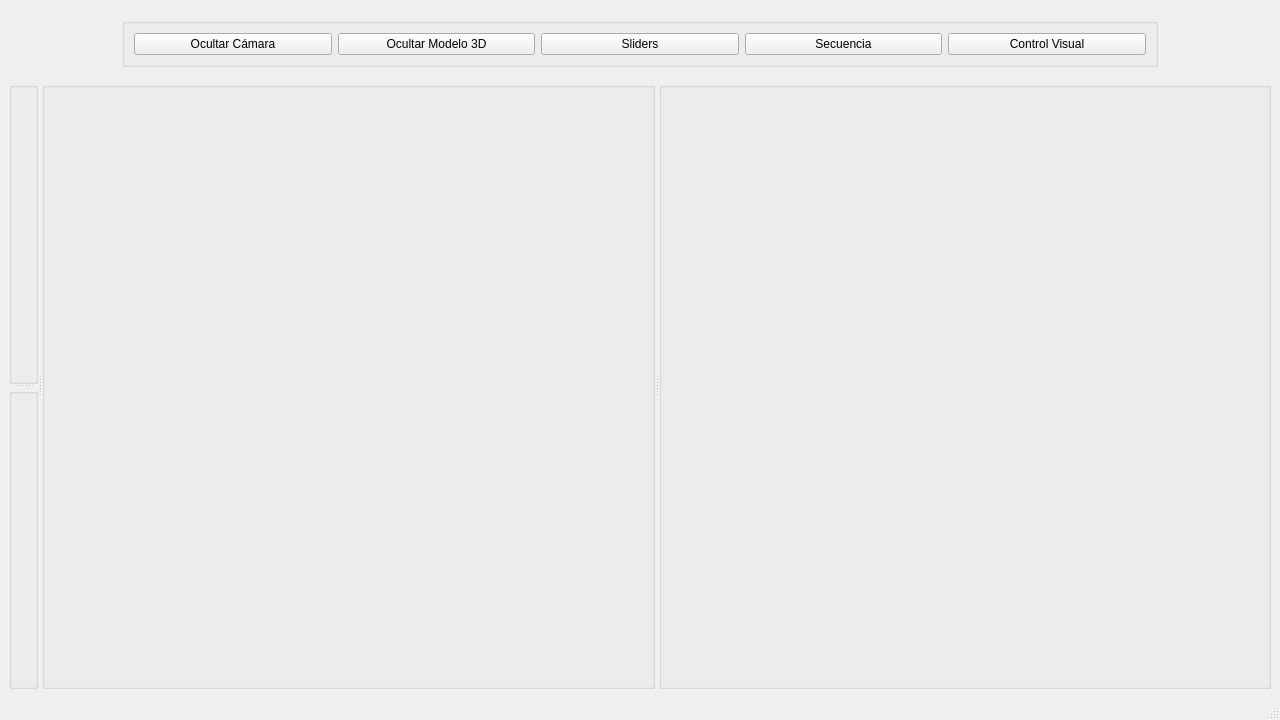
The window that src/gui/app_interface.ui (JhonDVelez/BrazoRobotico) describes before a commit, drawn with Qt 5.
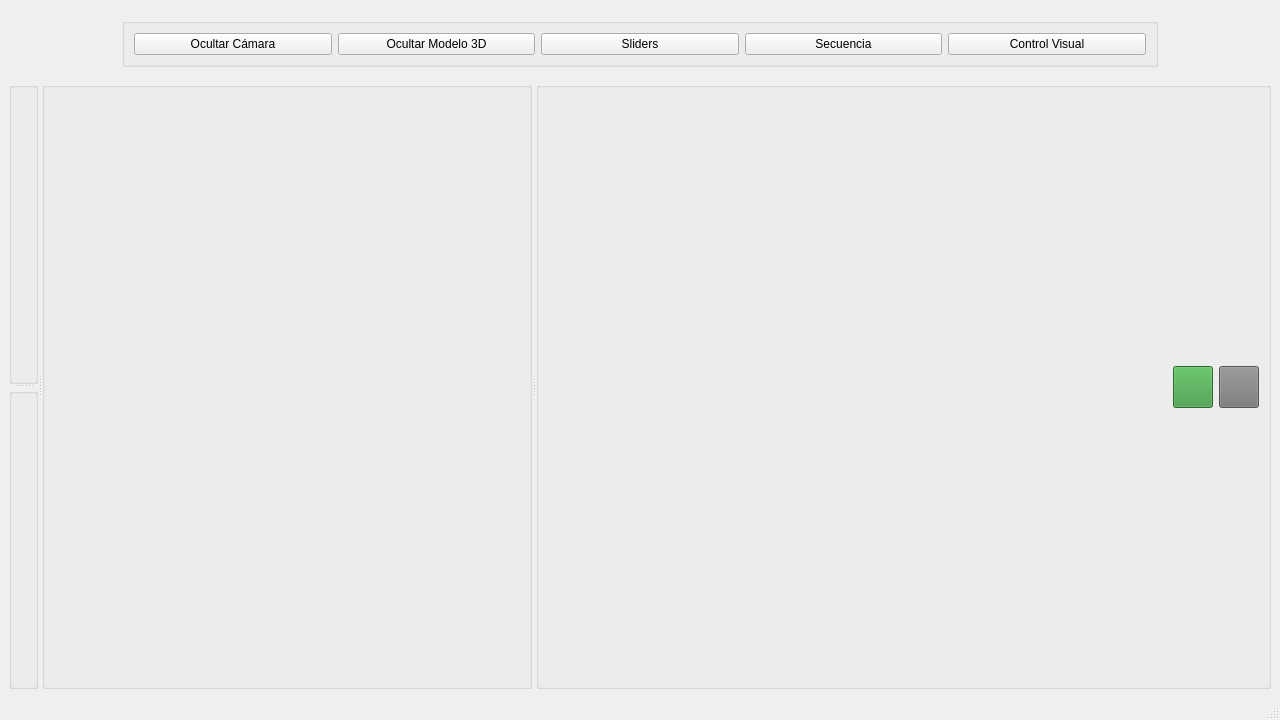
The same window after the commit.

```diff
--- a/src/gui/app_interface.ui
+++ b/src/gui/app_interface.ui
@@ -183,6 +183,1030 @@
          <property name="title">
           <string/>
          </property>
+         <property name="alignment">
+          <set>Qt::AlignmentFlag::AlignBottom|Qt::AlignmentFlag::AlignLeading|Qt::AlignmentFlag::AlignLeft</set>
+         </property>
+         <layout class="QVBoxLayout" name="verticalLayout_2">
+          <property name="spacing">
+           <number>0</number>
+          </property>
+          <property name="leftMargin">
+           <number>0</number>
+          </property>
+          <property name="topMargin">
+           <number>0</number>
+          </property>
+          <property name="rightMargin">
+           <number>0</number>
+          </property>
+          <property name="bottomMargin">
+           <number>0</number>
+          </property>
+          <item>
+           <widget class="QWidget" name="widget" native="true">
+            <layout class="QHBoxLayout" name="horizontalLayout" stretch="1,0,0">
+             <property name="leftMargin">
+              <number>9</number>
+             </property>
+             <property name="topMargin">
+              <number>9</number>
+             </property>
+             <property name="rightMargin">
+              <number>9</number>
+             </property>
+             <property name="bottomMargin">
+              <number>9</number>
+             </property>
+             <item>
+              <spacer name="horizontalSpacer_3">
+               <property name="orientation">
+                <enum>Qt::Orientation::Horizontal</enum>
+               </property>
+               <property name="sizeType">
+                <enum>QSizePolicy::Policy::Preferred</enum>
+               </property>
+               <property name="sizeHint" stdset="0">
+                <size>
+                 <width>40</width>
+                 <height>20</height>
+                </size>
+               </property>
+              </spacer>
+             </item>
+             <item>
+              <widget class="QPushButton" name="start_stop_button">
+               <property name="sizePolicy">
+                <sizepolicy hsizetype="Fixed" vsizetype="Fixed">
+                 <horstretch>0</horstretch>
+                 <verstretch>0</verstretch>
+                </sizepolicy>
+               </property>
+               <property name="maximumSize">
+                <size>
+                 <width>42</width>
+                 <height>42</height>
+                </size>
+               </property>
+               <property name="palette">
+                <palette>
+                 <active>
+                  <colorrole role="WindowText">
+                   <brush brushstyle="SolidPattern">
+                    <color alpha="255">
+                     <red>0</red>
+                     <green>0</green>
+                     <blue>0</blue>
+                    </color>
+                   </brush>
+                  </colorrole>
+                  <colorrole role="Button">
+                   <brush brushstyle="SolidPattern">
+                    <color alpha="255">
+                     <red>59</red>
+                     <green>150</green>
+                     <blue>63</blue>
+                    </color>
+                   </brush>
+                  </colorrole>
+                  <colorrole role="Light">
+                   <brush brushstyle="SolidPattern">
+                    <color alpha="255">
+                     <red>88</red>
+                     <green>225</green>
+                     <blue>95</blue>
+                    </color>
+                   </brush>
+                  </colorrole>
+                  <colorrole role="Midlight">
+                   <brush brushstyle="SolidPattern">
+                    <color alpha="255">
+                     <red>73</red>
+                     <green>187</green>
+                     <blue>79</blue>
+                    </color>
+                   </brush>
+                  </colorrole>
+                  <colorrole role="Dark">
+                   <brush brushstyle="SolidPattern">
+                    <color alpha="255">
+                     <red>29</red>
+                     <green>75</green>
+                     <blue>32</blue>
+                    </color>
+                   </brush>
+                  </colorrole>
+                  <colorrole role="Mid">
+                   <brush brushstyle="SolidPattern">
+                    <color alpha="255">
+                     <red>39</red>
+                     <green>100</green>
+                     <blue>42</blue>
+                    </color>
+                   </brush>
+                  </colorrole>
+                  <colorrole role="Text">
+                   <brush brushstyle="SolidPattern">
+                    <color alpha="255">
+                     <red>0</red>
+                     <green>0</green>
+                     <blue>0</blue>
+                    </color>
+                   </brush>
+                  </colorrole>
+                  <colorrole role="BrightText">
+                   <brush brushstyle="SolidPattern">
+                    <color alpha="255">
+                     <red>255</red>
+                     <green>255</green>
+                     <blue>255</blue>
+                    </color>
+                   </brush>
+                  </colorrole>
+                  <colorrole role="ButtonText">
+                   <brush brushstyle="SolidPattern">
+                    <color alpha="255">
+                     <red>0</red>
+                     <green>0</green>
+                     <blue>0</blue>
+                    </color>
+                   </brush>
+                  </colorrole>
+                  <colorrole role="Base">
+                   <brush brushstyle="SolidPattern">
+                    <color alpha="255">
+                     <red>255</red>
+                     <green>255</green>
+                     <blue>255</blue>
+                    </color>
+                   </brush>
+                  </colorrole>
+                  <colorrole role="Window">
+                   <brush brushstyle="SolidPattern">
+                    <color alpha="255">
+                     <red>59</red>
+                     <green>150</green>
+                     <blue>63</blue>
+                    </color>
+                   </brush>
+                  </colorrole>
+                  <colorrole role="Shadow">
+                   <brush brushstyle="SolidPattern">
+                    <color alpha="255">
+                     <red>0</red>
+                     <green>0</green>
+                     <blue>0</blue>
+                    </color>
+                   </brush>
+                  </colorrole>
+                  <colorrole role="AlternateBase">
+                   <brush brushstyle="SolidPattern">
+                    <color alpha="255">
+                     <red>157</red>
+                     <green>202</green>
+                     <blue>159</blue>
+                    </color>
+                   </brush>
+                  </colorrole>
+                  <colorrole role="ToolTipBase">
+                   <brush brushstyle="SolidPattern">
+                    <color alpha="255">
+                     <red>255</red>
+                     <green>255</green>
+                     <blue>220</blue>
+                    </color>
+                   </brush>
+                  </colorrole>
+                  <colorrole role="ToolTipText">
+                   <brush brushstyle="SolidPattern">
+                    <color alpha="255">
+                     <red>0</red>
+                     <green>0</green>
+                     <blue>0</blue>
+                    </color>
+                   </brush>
+                  </colorrole>
+                  <colorrole role="PlaceholderText">
+                   <brush brushstyle="SolidPattern">
+                    <color alpha="127">
+                     <red>0</red>
+                     <green>0</green>
+                     <blue>0</blue>
+                    </color>
+                   </brush>
+                  </colorrole>
+                  <colorrole role="Accent">
+                   <brush brushstyle="SolidPattern">
+                    <color alpha="255">
+                     <red>255</red>
+                     <green>255</green>
+                     <blue>255</blue>
+                    </color>
+                   </brush>
+                  </colorrole>
+                 </active>
+                 <inactive>
+                  <colorrole role="WindowText">
+                   <brush brushstyle="SolidPattern">
+                    <color alpha="255">
+                     <red>0</red>
+                     <green>0</green>
+                     <blue>0</blue>
+                    </color>
+                   </brush>
+                  </colorrole>
+                  <colorrole role="Button">
+                   <brush brushstyle="SolidPattern">
+                    <color alpha="255">
+                     <red>59</red>
+                     <green>150</green>
+                     <blue>63</blue>
+                    </color>
+                   </brush>
+                  </colorrole>
+                  <colorrole role="Light">
+                   <brush brushstyle="SolidPattern">
+                    <color alpha="255">
+                     <red>88</red>
+                     <green>225</green>
+                     <blue>95</blue>
+                    </color>
+                   </brush>
+                  </colorrole>
+                  <colorrole role="Midlight">
+                   <brush brushstyle="SolidPattern">
+                    <color alpha="255">
+                     <red>73</red>
+                     <green>187</green>
+                     <blue>79</blue>
+                    </color>
+                   </brush>
+                  </colorrole>
+                  <colorrole role="Dark">
+                   <brush brushstyle="SolidPattern">
+                    <color alpha="255">
+                     <red>29</red>
+                     <green>75</green>
+                     <blue>32</blue>
+                    </color>
+                   </brush>
+                  </colorrole>
+                  <colorrole role="Mid">
+                   <brush brushstyle="SolidPattern">
+                    <color alpha="255">
+                     <red>39</red>
+                     <green>100</green>
+                     <blue>42</blue>
+                    </color>
+                   </brush>
+                  </colorrole>
+                  <colorrole role="Text">
+                   <brush brushstyle="SolidPattern">
+                    <color alpha="255">
+                     <red>0</red>
+                     <green>0</green>
+                     <blue>0</blue>
+                    </color>
+                   </brush>
+                  </colorrole>
+                  <colorrole role="BrightText">
+                   <brush brushstyle="SolidPattern">
+                    <color alpha="255">
+                     <red>255</red>
+                     <green>255</green>
+                     <blue>255</blue>
+                    </color>
+                   </brush>
+                  </colorrole>
+                  <colorrole role="ButtonText">
+                   <brush brushstyle="SolidPattern">
+                    <color alpha="255">
+                     <red>0</red>
+                     <green>0</green>
+                     <blue>0</blue>
+                    </color>
+                   </brush>
+                  </colorrole>
+                  <colorrole role="Base">
+                   <brush brushstyle="SolidPattern">
+                    <color alpha="255">
+                     <red>255</red>
+                     <green>255</green>
+                     <blue>255</blue>
+                    </color>
+                   </brush>
+                  </colorrole>
+                  <colorrole role="Window">
+                   <brush brushstyle="SolidPattern">
+                    <color alpha="255">
+                     <red>59</red>
+                     <green>150</green>
+                     <blue>63</blue>
+                    </color>
+                   </brush>
+                  </colorrole>
+                  <colorrole role="Shadow">
+                   <brush brushstyle="SolidPattern">
+                    <color alpha="255">
+                     <red>0</red>
+                     <green>0</green>
+                     <blue>0</blue>
+                    </color>
+                   </brush>
+                  </colorrole>
+                  <colorrole role="AlternateBase">
+                   <brush brushstyle="SolidPattern">
+                    <color alpha="255">
+                     <red>157</red>
+                     <green>202</green>
+                     <blue>159</blue>
+                    </color>
+                   </brush>
+                  </colorrole>
+                  <colorrole role="ToolTipBase">
+                   <brush brushstyle="SolidPattern">
+                    <color alpha="255">
+                     <red>255</red>
+                     <green>255</green>
+                     <blue>220</blue>
+                    </color>
+                   </brush>
+                  </colorrole>
+                  <colorrole role="ToolTipText">
+                   <brush brushstyle="SolidPattern">
+                    <color alpha="255">
+                     <red>0</red>
+                     <green>0</green>
+                     <blue>0</blue>
+                    </color>
+                   </brush>
+                  </colorrole>
+                  <colorrole role="PlaceholderText">
+                   <brush brushstyle="SolidPattern">
+                    <color alpha="127">
+                     <red>0</red>
+                     <green>0</green>
+                     <blue>0</blue>
+                    </color>
+                   </brush>
+                  </colorrole>
+                  <colorrole role="Accent">
+                   <brush brushstyle="SolidPattern">
+                    <color alpha="255">
+                     <red>255</red>
+                     <green>255</green>
+                     <blue>255</blue>
+                    </color>
+                   </brush>
+                  </colorrole>
+                 </inactive>
+                 <disabled>
+                  <colorrole role="WindowText">
+                   <brush brushstyle="SolidPattern">
+                    <color alpha="255">
+                     <red>29</red>
+                     <green>75</green>
+                     <blue>32</blue>
+                    </color>
+                   </brush>
+                  </colorrole>
+                  <colorrole role="Button">
+                   <brush brushstyle="SolidPattern">
+                    <color alpha="255">
+                     <red>59</red>
+                     <green>150</green>
+                     <blue>63</blue>
+                    </color>
+                   </brush>
+                  </colorrole>
+                  <colorrole role="Light">
+                   <brush brushstyle="SolidPattern">
+                    <color alpha="255">
+                     <red>88</red>
+                     <green>225</green>
+                     <blue>95</blue>
+                    </color>
+                   </brush>
+                  </colorrole>
+                  <colorrole role="Midlight">
+                   <brush brushstyle="SolidPattern">
+                    <color alpha="255">
+                     <red>73</red>
+                     <green>187</green>
+                     <blue>79</blue>
+                    </color>
+                   </brush>
+                  </colorrole>
+                  <colorrole role="Dark">
+                   <brush brushstyle="SolidPattern">
+                    <color alpha="255">
+                     <red>29</red>
+                     <green>75</green>
+                     <blue>32</blue>
+                    </color>
+                   </brush>
+                  </colorrole>
+                  <colorrole role="Mid">
+                   <brush brushstyle="SolidPattern">
+                    <color alpha="255">
+                     <red>39</red>
+                     <green>100</green>
+                     <blue>42</blue>
+                    </color>
+                   </brush>
+                  </colorrole>
+                  <colorrole role="Text">
+                   <brush brushstyle="SolidPattern">
+                    <color alpha="255">
+                     <red>29</red>
+                     <green>75</green>
+                     <blue>32</blue>
+                    </color>
+                   </brush>
+                  </colorrole>
+                  <colorrole role="BrightText">
+                   <brush brushstyle="SolidPattern">
+                    <color alpha="255">
+                     <red>255</red>
+                     <green>255</green>
+                     <blue>255</blue>
+                    </color>
+                   </brush>
+                  </colorrole>
+                  <colorrole role="ButtonText">
+                   <brush brushstyle="SolidPattern">
+                    <color alpha="255">
+                     <red>29</red>
+                     <green>75</green>
+                     <blue>32</blue>
+                    </color>
+                   </brush>
+                  </colorrole>
+                  <colorrole role="Base">
+                   <brush brushstyle="SolidPattern">
+                    <color alpha="255">
+                     <red>59</red>
+                     <green>150</green>
+                     <blue>63</blue>
+                    </color>
+                   </brush>
+                  </colorrole>
+                  <colorrole role="Window">
+                   <brush brushstyle="SolidPattern">
+                    <color alpha="255">
+                     <red>59</red>
+                     <green>150</green>
+                     <blue>63</blue>
+                    </color>
+                   </brush>
+                  </colorrole>
+                  <colorrole role="Shadow">
+                   <brush brushstyle="SolidPattern">
+                    <color alpha="255">
+                     <red>0</red>
+                     <green>0</green>
+                     <blue>0</blue>
+                    </color>
+                   </brush>
+                  </colorrole>
+                  <colorrole role="AlternateBase">
+                   <brush brushstyle="SolidPattern">
+                    <color alpha="255">
+                     <red>59</red>
+                     <green>150</green>
+                     <blue>63</blue>
+                    </color>
+                   </brush>
+                  </colorrole>
+                  <colorrole role="ToolTipBase">
+                   <brush brushstyle="SolidPattern">
+                    <color alpha="255">
+                     <red>255</red>
+                     <green>255</green>
+                     <blue>220</blue>
+                    </color>
+                   </brush>
+                  </colorrole>
+                  <colorrole role="ToolTipText">
+                   <brush brushstyle="SolidPattern">
+                    <color alpha="255">
+                     <red>0</red>
+                     <green>0</green>
+                     <blue>0</blue>
+                    </color>
+                   </brush>
+                  </colorrole>
+                  <colorrole role="PlaceholderText">
+                   <brush brushstyle="SolidPattern">
+                    <color alpha="127">
+                     <red>29</red>
+                     <green>75</green>
+                     <blue>32</blue>
+                    </color>
+                   </brush>
+                  </colorrole>
+                  <colorrole role="Accent">
+                   <brush brushstyle="SolidPattern">
+                    <color alpha="255">
+                     <red>77</red>
+                     <green>195</green>
+                     <blue>82</blue>
+                    </color>
+                   </brush>
+                  </colorrole>
+                 </disabled>
+                </palette>
+               </property>
+              </widget>
+             </item>
+             <item>
+              <widget class="QPushButton" name="reset_button">
+               <property name="sizePolicy">
+                <sizepolicy hsizetype="Fixed" vsizetype="Fixed">
+                 <horstretch>0</horstretch>
+                 <verstretch>0</verstretch>
+                </sizepolicy>
+               </property>
+               <property name="maximumSize">
+                <size>
+                 <width>42</width>
+                 <height>42</height>
+                </size>
+               </property>
+               <property name="palette">
+                <palette>
+                 <active>
+                  <colorrole role="WindowText">
+                   <brush brushstyle="SolidPattern">
+                    <color alpha="255">
+                     <red>255</red>
+                     <green>255</green>
+                     <blue>255</blue>
+                    </color>
+                   </brush>
+                  </colorrole>
+                  <colorrole role="Button">
+                   <brush brushstyle="SolidPattern">
+                    <color alpha="255">
+                     <red>119</red>
+                     <green>119</green>
+                     <blue>119</blue>
+                    </color>
+                   </brush>
+                  </colorrole>
+                  <colorrole role="Light">
+                   <brush brushstyle="SolidPattern">
+                    <color alpha="255">
+                     <red>178</red>
+                     <green>178</green>
+                     <blue>178</blue>
+                    </color>
+                   </brush>
+                  </colorrole>
+                  <colorrole role="Midlight">
+                   <brush brushstyle="SolidPattern">
+                    <color alpha="255">
+                     <red>148</red>
+                     <green>148</green>
+                     <blue>148</blue>
+                    </color>
+                   </brush>
+                  </colorrole>
+                  <colorrole role="Dark">
+                   <brush brushstyle="SolidPattern">
+                    <color alpha="255">
+                     <red>59</red>
+                     <green>59</green>
+                     <blue>59</blue>
+                    </color>
+                   </brush>
+                  </colorrole>
+                  <colorrole role="Mid">
+                   <brush brushstyle="SolidPattern">
+                    <color alpha="255">
+                     <red>79</red>
+                     <green>79</green>
+                     <blue>79</blue>
+                    </color>
+                   </brush>
+                  </colorrole>
+                  <colorrole role="Text">
+                   <brush brushstyle="SolidPattern">
+                    <color alpha="255">
+                     <red>255</red>
+                     <green>255</green>
+                     <blue>255</blue>
+                    </color>
+                   </brush>
+                  </colorrole>
+                  <colorrole role="BrightText">
+                   <brush brushstyle="SolidPattern">
+                    <color alpha="255">
+                     <red>255</red>
+                     <green>255</green>
+                     <blue>255</blue>
+                    </color>
+                   </brush>
+                  </colorrole>
+                  <colorrole role="ButtonText">
+                   <brush brushstyle="SolidPattern">
+                    <color alpha="255">
+                     <red>255</red>
+                     <green>255</green>
+                     <blue>255</blue>
+                    </color>
+                   </brush>
+                  </colorrole>
+                  <colorrole role="Base">
+                   <brush brushstyle="SolidPattern">
+                    <color alpha="255">
+                     <red>0</red>
+                     <green>0</green>
+                     <blue>0</blue>
+                    </color>
+                   </brush>
+                  </colorrole>
+                  <colorrole role="Window">
+                   <brush brushstyle="SolidPattern">
+                    <color alpha="255">
+                     <red>119</red>
+                     <green>119</green>
+                     <blue>119</blue>
+                    </color>
+                   </brush>
+                  </colorrole>
+                  <colorrole role="Shadow">
+                   <brush brushstyle="SolidPattern">
+                    <color alpha="255">
+                     <red>0</red>
+                     <green>0</green>
+                     <blue>0</blue>
+                    </color>
+                   </brush>
+                  </colorrole>
+                  <colorrole role="AlternateBase">
+                   <brush brushstyle="SolidPattern">
+                    <color alpha="255">
+                     <red>59</red>
+                     <green>59</green>
+                     <blue>59</blue>
+                    </color>
+                   </brush>
+                  </colorrole>
+                  <colorrole role="ToolTipBase">
+                   <brush brushstyle="SolidPattern">
+                    <color alpha="255">
+                     <red>255</red>
+                     <green>255</green>
+                     <blue>220</blue>
+                    </color>
+                   </brush>
+                  </colorrole>
+                  <colorrole role="ToolTipText">
+                   <brush brushstyle="SolidPattern">
+                    <color alpha="255">
+                     <red>0</red>
+                     <green>0</green>
+                     <blue>0</blue>
+                    </color>
+                   </brush>
+                  </colorrole>
+                  <colorrole role="PlaceholderText">
+                   <brush brushstyle="SolidPattern">
+                    <color alpha="127">
+                     <red>255</red>
+                     <green>255</green>
+                     <blue>255</blue>
+                    </color>
+                   </brush>
+                  </colorrole>
+                  <colorrole role="Accent">
+                   <brush brushstyle="SolidPattern">
+                    <color alpha="255">
+                     <red>0</red>
+                     <green>0</green>
+                     <blue>0</blue>
+                    </color>
+                   </brush>
+                  </colorrole>
+                 </active>
+                 <inactive>
+                  <colorrole role="WindowText">
+                   <brush brushstyle="SolidPattern">
+                    <color alpha="255">
+                     <red>255</red>
+                     <green>255</green>
+                     <blue>255</blue>
+                    </color>
+                   </brush>
+                  </colorrole>
+                  <colorrole role="Button">
+                   <brush brushstyle="SolidPattern">
+                    <color alpha="255">
+                     <red>119</red>
+                     <green>119</green>
+                     <blue>119</blue>
+                    </color>
+                   </brush>
+                  </colorrole>
+                  <colorrole role="Light">
+                   <brush brushstyle="SolidPattern">
+                    <color alpha="255">
+                     <red>178</red>
+                     <green>178</green>
+                     <blue>178</blue>
+                    </color>
+                   </brush>
+                  </colorrole>
+                  <colorrole role="Midlight">
+                   <brush brushstyle="SolidPattern">
+                    <color alpha="255">
+                     <red>148</red>
+                     <green>148</green>
+                     <blue>148</blue>
+                    </color>
+                   </brush>
+                  </colorrole>
+                  <colorrole role="Dark">
+                   <brush brushstyle="SolidPattern">
+                    <color alpha="255">
+                     <red>59</red>
+                     <green>59</green>
+                     <blue>59</blue>
+                    </color>
+                   </brush>
+                  </colorrole>
+                  <colorrole role="Mid">
+                   <brush brushstyle="SolidPattern">
+                    <color alpha="255">
+                     <red>79</red>
+                     <green>79</green>
+                     <blue>79</blue>
+                    </color>
+                   </brush>
+                  </colorrole>
+                  <colorrole role="Text">
+                   <brush brushstyle="SolidPattern">
+                    <color alpha="255">
+                     <red>255</red>
+                     <green>255</green>
+                     <blue>255</blue>
+                    </color>
+                   </brush>
+                  </colorrole>
+                  <colorrole role="BrightText">
+                   <brush brushstyle="SolidPattern">
+                    <color alpha="255">
+                     <red>255</red>
+                     <green>255</green>
+                     <blue>255</blue>
+                    </color>
+                   </brush>
+                  </colorrole>
+                  <colorrole role="ButtonText">
+                   <brush brushstyle="SolidPattern">
+                    <color alpha="255">
+                     <red>255</red>
+                     <green>255</green>
+                     <blue>255</blue>
+                    </color>
+                   </brush>
+                  </colorrole>
+                  <colorrole role="Base">
+                   <brush brushstyle="SolidPattern">
+                    <color alpha="255">
+                     <red>0</red>
+                     <green>0</green>
+                     <blue>0</blue>
+                    </color>
+                   </brush>
+                  </colorrole>
+                  <colorrole role="Window">
+                   <brush brushstyle="SolidPattern">
+                    <color alpha="255">
+                     <red>119</red>
+                     <green>119</green>
+                     <blue>119</blue>
+                    </color>
+                   </brush>
+                  </colorrole>
+                  <colorrole role="Shadow">
+                   <brush brushstyle="SolidPattern">
+                    <color alpha="255">
+                     <red>0</red>
+                     <green>0</green>
+                     <blue>0</blue>
+                    </color>
+                   </brush>
+                  </colorrole>
+                  <colorrole role="AlternateBase">
+                   <brush brushstyle="SolidPattern">
+                    <color alpha="255">
+                     <red>59</red>
+                     <green>59</green>
+                     <blue>59</blue>
+                    </color>
+                   </brush>
+                  </colorrole>
+                  <colorrole role="ToolTipBase">
+                   <brush brushstyle="SolidPattern">
+                    <color alpha="255">
+                     <red>255</red>
+                     <green>255</green>
+                     <blue>220</blue>
+                    </color>
+                   </brush>
+                  </colorrole>
+                  <colorrole role="ToolTipText">
+                   <brush brushstyle="SolidPattern">
+                    <color alpha="255">
+                     <red>0</red>
+                     <green>0</green>
+                     <blue>0</blue>
+                    </color>
+                   </brush>
+                  </colorrole>
+                  <colorrole role="PlaceholderText">
+                   <brush brushstyle="SolidPattern">
+                    <color alpha="127">
+                     <red>255</red>
+                     <green>255</green>
+                     <blue>255</blue>
+                    </color>
+                   </brush>
+                  </colorrole>
+                  <colorrole role="Accent">
+                   <brush brushstyle="SolidPattern">
+                    <color alpha="255">
+                     <red>0</red>
+                     <green>0</green>
+                     <blue>0</blue>
+                    </color>
+                   </brush>
+                  </colorrole>
+                 </inactive>
+                 <disabled>
+                  <colorrole role="WindowText">
+                   <brush brushstyle="SolidPattern">
+                    <color alpha="255">
+                     <red>59</red>
+                     <green>59</green>
+                     <blue>59</blue>
+                    </color>
+                   </brush>
+                  </colorrole>
+                  <colorrole role="Button">
+                   <brush brushstyle="SolidPattern">
+                    <color alpha="255">
+                     <red>119</red>
+                     <green>119</green>
+                     <blue>119</blue>
+                    </color>
+                   </brush>
+                  </colorrole>
+                  <colorrole role="Light">
+                   <brush brushstyle="SolidPattern">
+                    <color alpha="255">
+                     <red>178</red>
+                     <green>178</green>
+                     <blue>178</blue>
+                    </color>
+                   </brush>
+                  </colorrole>
+                  <colorrole role="Midlight">
+                   <brush brushstyle="SolidPattern">
+                    <color alpha="255">
+                     <red>148</red>
+                     <green>148</green>
+                     <blue>148</blue>
+                    </color>
+                   </brush>
+                  </colorrole>
+                  <colorrole role="Dark">
+                   <brush brushstyle="SolidPattern">
+                    <color alpha="255">
+                     <red>59</red>
+                     <green>59</green>
+                     <blue>59</blue>
+                    </color>
+                   </brush>
+                  </colorrole>
+                  <colorrole role="Mid">
+                   <brush brushstyle="SolidPattern">
+                    <color alpha="255">
+                     <red>79</red>
+                     <green>79</green>
+                     <blue>79</blue>
+                    </color>
+                   </brush>
+                  </colorrole>
+                  <colorrole role="Text">
+                   <brush brushstyle="SolidPattern">
+                    <color alpha="255">
+                     <red>59</red>
+                     <green>59</green>
+                     <blue>59</blue>
+                    </color>
+                   </brush>
+                  </colorrole>
+                  <colorrole role="BrightText">
+                   <brush brushstyle="SolidPattern">
+                    <color alpha="255">
+                     <red>255</red>
+                     <green>255</green>
+                     <blue>255</blue>
+                    </color>
+                   </brush>
+                  </colorrole>
+                  <colorrole role="ButtonText">
+                   <brush brushstyle="SolidPattern">
+                    <color alpha="255">
+                     <red>59</red>
+                     <green>59</green>
+                     <blue>59</blue>
+                    </color>
+                   </brush>
+                  </colorrole>
+                  <colorrole role="Base">
+                   <brush brushstyle="SolidPattern">
+                    <color alpha="255">
+                     <red>119</red>
+                     <green>119</green>
+                     <blue>119</blue>
+                    </color>
+                   </brush>
+                  </colorrole>
+                  <colorrole role="Window">
+                   <brush brushstyle="SolidPattern">
+                    <color alpha="255">
+                     <red>119</red>
+                     <green>119</green>
+                     <blue>119</blue>
+                    </color>
+                   </brush>
+                  </colorrole>
+                  <colorrole role="Shadow">
+                   <brush brushstyle="SolidPattern">
+                    <color alpha="255">
+                     <red>0</red>
+                     <green>0</green>
+                     <blue>0</blue>
+                    </color>
+                   </brush>
+                  </colorrole>
+                  <colorrole role="AlternateBase">
+                   <brush brushstyle="SolidPattern">
+                    <color alpha="255">
+                     <red>119</red>
+                     <green>119</green>
+                     <blue>119</blue>
+                    </color>
+                   </brush>
+                  </colorrole>
+                  <colorrole role="ToolTipBase">
+                   <brush brushstyle="SolidPattern">
+                    <color alpha="255">
+                     <red>255</red>
+                     <green>255</green>
+                     <blue>220</blue>
+                    </color>
+                   </brush>
+                  </colorrole>
+                  <colorrole role="ToolTipText">
+                   <brush brushstyle="SolidPattern">
+                    <color alpha="255">
+                     <red>0</red>
+                     <green>0</green>
+                     <blue>0</blue>
+                    </color>
+                   </brush>
+                  </colorrole>
+                  <colorrole role="PlaceholderText">
+                   <brush brushstyle="SolidPattern">
+                    <color alpha="127">
+                     <red>59</red>
+                     <green>59</green>
+                     <blue>59</blue>
+                    </color>
+                   </brush>
+                  </colorrole>
+                  <colorrole role="Accent">
+                   <brush brushstyle="SolidPattern">
+                    <color alpha="255">
+                     <red>84</red>
+                     <green>84</green>
+                     <blue>84</blue>
+                    </color>
+                   </brush>
+                  </colorrole>
+                 </disabled>
+                </palette>
+               </property>
+              </widget>
+             </item>
+            </layout>
+           </widget>
+          </item>
+         </layout>
         </widget>
        </widget>
       </item>
```
